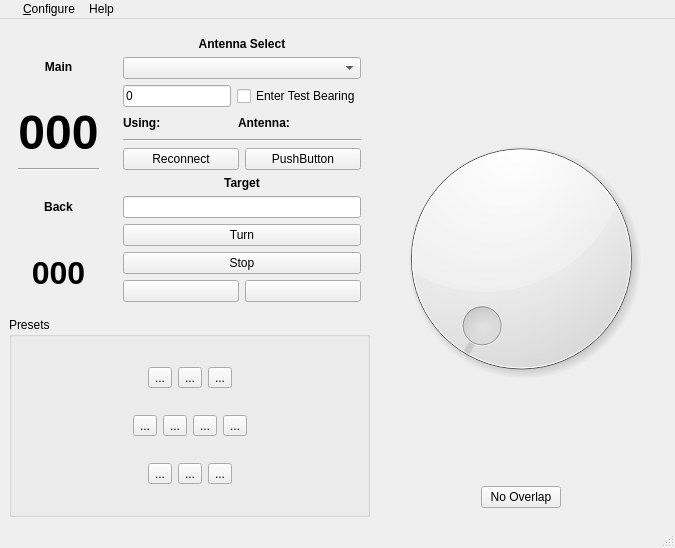
Before: the Qt Designer form mqt/MqtRotator/rotatormainwindow.ui in Rsclub22/Minos2-Mirror, drawn with Qt 5.
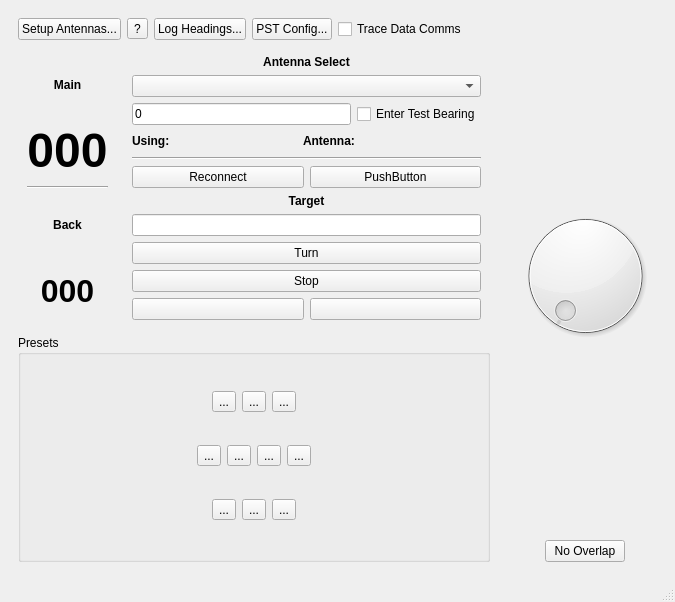
After: the same form once the commit is applied. Custom widgets are drawn as their Qt base class.

Commit message: Convert from actions/menus to buttons for ease of use on MAC

Patch:
```diff
--- a/mqt/MqtRotator/rotatormainwindow.ui
+++ b/mqt/MqtRotator/rotatormainwindow.ui
@@ -10,7 +10,7 @@
     <x>0</x>
     <y>0</y>
     <width>675</width>
-    <height>548</height>
+    <height>602</height>
    </rect>
   </property>
   <property name="windowTitle">
@@ -19,7 +19,63 @@
   <widget class="QWidget" name="centralwidget">
    <layout class="QHBoxLayout" name="horizontalLayout_10">
     <item>
+     <widget class="QFrame" name="antFrame">
      <layout class="QVBoxLayout" name="verticalLayout_16">
+       <item>
+        <layout class="QHBoxLayout" name="horizontalLayout_11">
+         <item>
+          <widget class="QPushButton" name="setupAntennas">
+           <property name="text">
+            <string>Setup Antennas...</string>
+           </property>
+          </widget>
+         </item>
+         <item>
+          <widget class="QToolButton" name="aboutRC">
+           <property name="toolTip">
+            <string>About Radio Config</string>
+           </property>
+           <property name="text">
+            <string>?</string>
+           </property>
+          </widget>
+         </item>
+         <item>
+          <widget class="QPushButton" name="logHeadings">
+           <property name="text">
+            <string>Log Headings...</string>
+           </property>
+          </widget>
+         </item>
+         <item>
+          <widget class="QPushButton" name="PSTConfig">
+           <property name="text">
+            <string>PST Config...</string>
+           </property>
+          </widget>
+         </item>
+         <item>
+          <widget class="QCheckBox" name="traceDataComms">
+           <property name="text">
+            <string>Trace Data Comms</string>
+           </property>
+          </widget>
+         </item>
+         <item>
+          <spacer name="horizontalSpacer_11">
+           <property name="orientation">
+            <enum>Qt::Horizontal</enum>
+           </property>
+           <property name="sizeHint" stdset="0">
+            <size>
+             <width>40</width>
+             <height>20</height>
+            </size>
+           </property>
+          </spacer>
+         </item>
+        </layout>
+       </item>
       <item>
        <layout class="QHBoxLayout" name="horizontalLayout_4">
         <item>
@@ -514,6 +570,7 @@
        </widget>
       </item>
      </layout>
+     </widget>
     </item>
     <item>
      <widget class="QFrame" name="dialFramw">
@@ -583,52 +640,6 @@
     </item>
    </layout>
   </widget>
-  <widget class="QMenuBar" name="menubar">
-   <property name="geometry">
-    <rect>
-     <x>0</x>
-     <y>0</y>
-     <width>675</width>
-     <height>24</height>
-    </rect>
-   </property>
-   <widget class="QMenu" name="menuFile">
-    <property name="contextMenuPolicy">
-     <enum>Qt::DefaultContextMenu</enum>
-    </property>
-    <property name="title">
-     <string/>
-    </property>
-    <addaction name="separator"/>
-   </widget>
-   <widget class="QMenu" name="menu_Configure">
-    <property name="contextMenuPolicy">
-     <enum>Qt::DefaultContextMenu</enum>
-    </property>
-    <property name="title">
-     <string>&amp;Configure</string>
-    </property>
-    <addaction name="actionSetup_Antennas"/>
-    <addaction name="actionLog_Heading"/>
-    <addaction name="actionSkyScan"/>
-    <addaction name="actionTraceComms"/>
-    <addaction name="actionPST_Rotator_Config"/>
-   </widget>
-   <widget class="QMenu" name="menuHelp">
-    <property name="contextMenuPolicy">
-     <enum>Qt::DefaultContextMenu</enum>
-    </property>
-    <property name="title">
-     <string>Help</string>
-    </property>
-    <addaction name="actionHelp"/>
-    <addaction name="actionAbout"/>
-    <addaction name="actionAbout_Rotator_Config"/>
-   </widget>
-   <addaction name="menuFile"/>
-   <addaction name="menu_Configure"/>
-   <addaction name="menuHelp"/>
-  </widget>
   <widget class="QStatusBar" name="statusbar"/>
   <action name="actionAlways_On_Top">
    <property name="checkable">
```
Left out of the diff: 56 changed lines with no effect on the pictures. Lines whose indentation alone changed are shown as unchanged. The commit also changes 12 other files.
